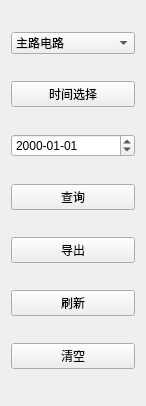
The window that BusBar-Qt/logs/logcom/logbtnbar.ui (luozhiyong131/BusBar) describes before a commit, drawn with Qt 5.
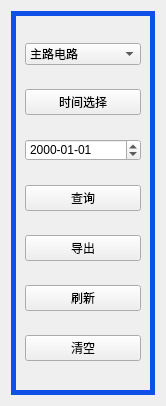
The same window after the commit.

Patch:
```diff
--- a/BusBar-Qt/logs/logcom/logbtnbar.ui
+++ b/BusBar-Qt/logs/logcom/logbtnbar.ui
@@ -6,13 +6,27 @@
    <rect>
     <x>0</x>
     <y>0</y>
-    <width>146</width>
+    <width>166</width>
     <height>406</height>
    </rect>
   </property>
   <property name="windowTitle">
    <string>Form</string>
   </property>
+  <layout class="QVBoxLayout" name="verticalLayout_2">
+   <item>
+    <widget class="QGroupBox" name="groupBox">
+     <property name="styleSheet">
+      <string notr="true">QGroupBox{
+border:5px solid rgb(15,80,232);
+}</string>
+     </property>
+     <property name="title">
+      <string/>
+     </property>
+     <property name="flat">
+      <bool>false</bool>
+     </property>
   <layout class="QVBoxLayout" name="verticalLayout">
    <item>
     <widget class="QComboBox" name="comboBox">
@@ -73,6 +87,9 @@
      <property name="text">
       <string>清空</string>
      </property>
+       </widget>
+      </item>
+     </layout>
     </widget>
    </item>
   </layout>
```
Lines whose indentation alone changed are shown as unchanged.
